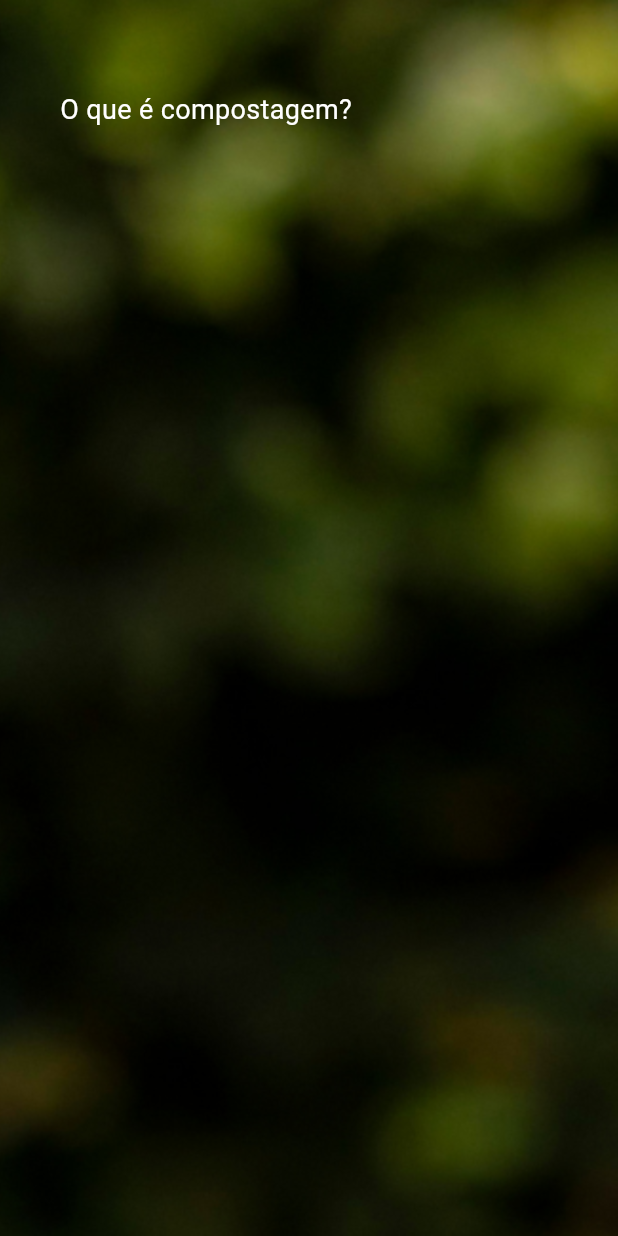
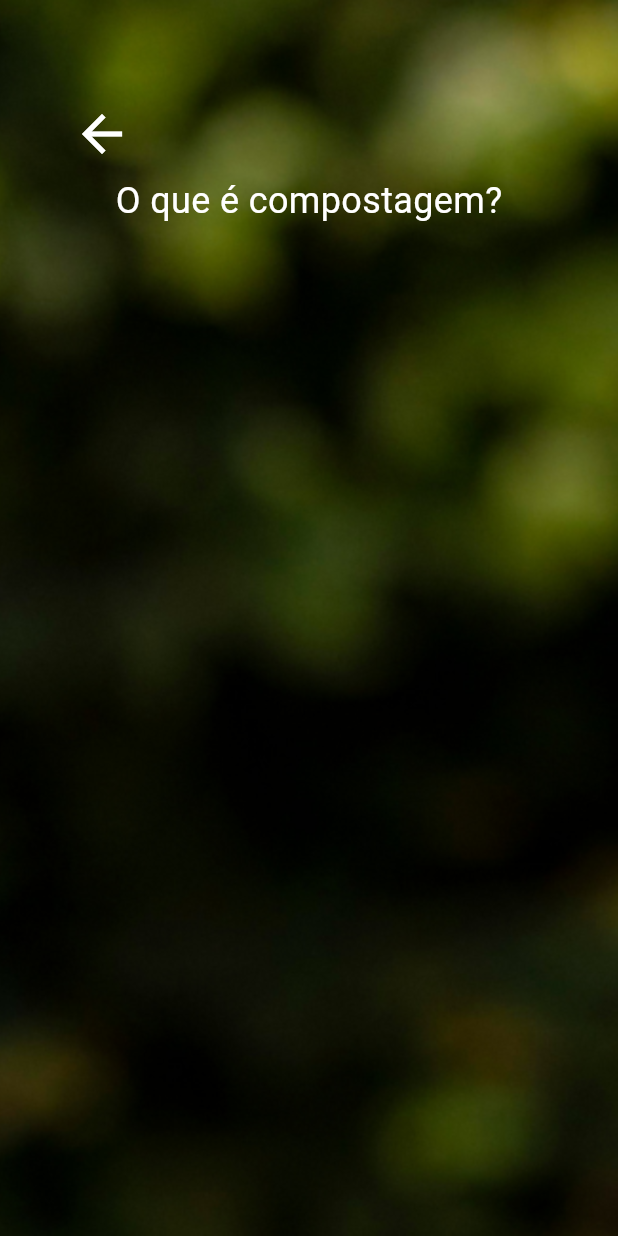
Before and after one commit to duda0812/Sistema-Mobile-Recompor, a Flutter app: the compostagem_sig screen opened directly, on a phone screen of 412 x 824 dp. Run offline on Flutter 3.47's test engine with Material 3 defaults, Android fonts, the phone set to English and light mode, and no system bars.

Commit message:
subir mais a seta

```diff
--- a/lib/main.dart
+++ b/lib/main.dart
@@ -20,7 +20,7 @@ class MyApp extends StatelessWidget {
         colorScheme: ColorScheme.fromSeed(seedColor: Colors.deepPurple),
         useMaterial3: true,
       ),
-      home: Telainicial()
+      home: compostagem_sig()
     );
   }
 }
--- a/lib/telas/compostagem_sig.dart
+++ b/lib/telas/compostagem_sig.dart
@@ -1,3 +1,4 @@
+import 'package:app/telas/telainicial.dart';
 import 'package:flutter/material.dart';
 
 class compostagem_sig extends StatelessWidget {
@@ -20,10 +21,30 @@ class compostagem_sig extends StatelessWidget {
           ),
       child:Column(
         children: [
-           Row( children: [
-            Text('O que é compostagem?',
-             style: TextStyle(fontSize: 18, color: Colors.white),)
-          ],),
+
+        Row(
+
+          children: [
+            Padding(
+              padding: const EdgeInsets.only(right: 251, top: 1),
+              child: IconButton( iconSize: 40,
+                icon: Icon(Icons.arrow_back),
+                color: Colors.white,
+                onPressed: () { Navigator.push(
+                    context,
+                    MaterialPageRoute(builder: (context) => Telainicial()),
+                  );},
+              ),
+            ),
+          ],
+        ),
+        Row(
+          mainAxisAlignment: MainAxisAlignment.center,
+          children: [
+          Text('O que é compostagem?',
+            style: TextStyle(  fontSize: 24
+            ,color: Colors.white),)
+          ], ),
         ],
       )
       )
```
Also changed, not shown: 1 other file.
